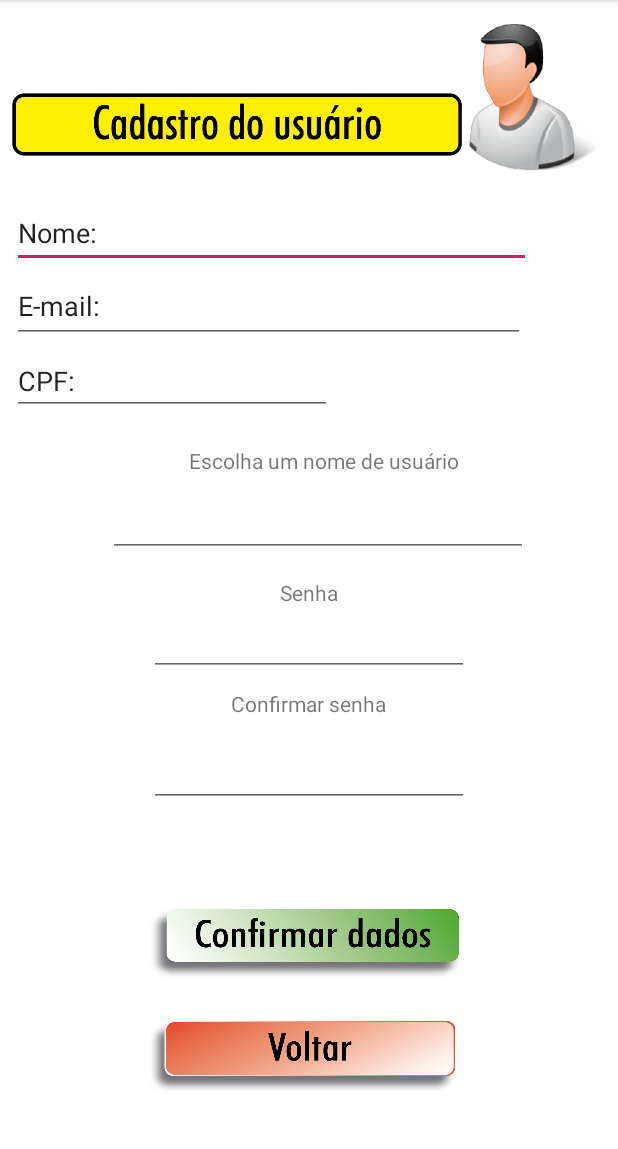
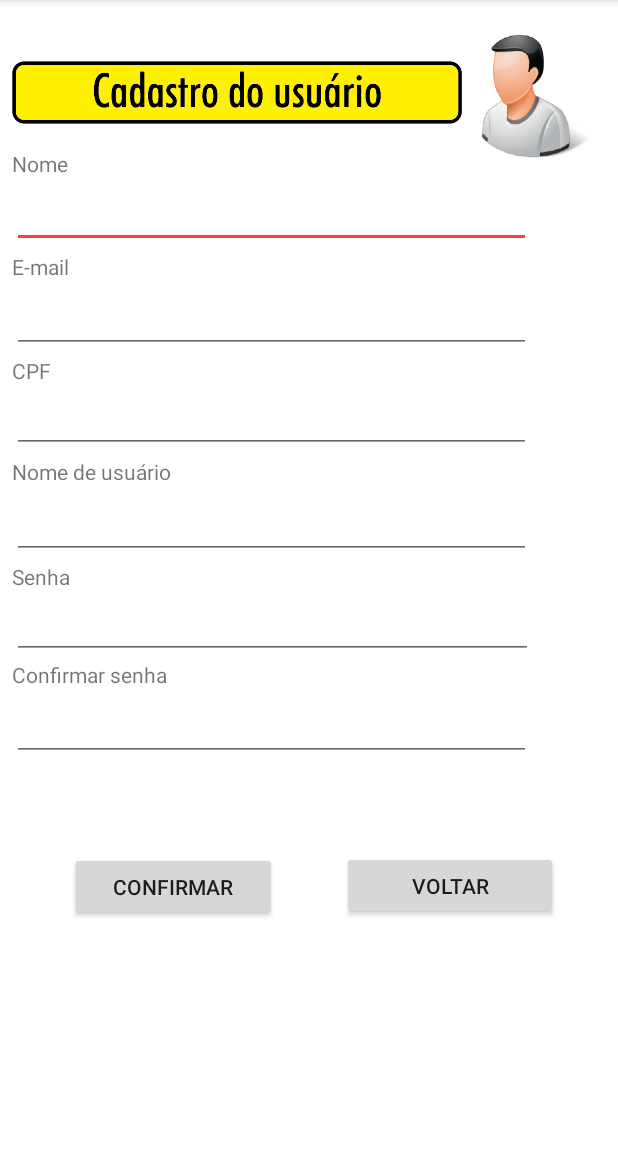
Before and after one commit to RobsonAndrei/EasyPriceII, an Android app: the TelacadusuarioActivity screen opened directly, with no data from a screen before it, on a phone screen of 412 x 824 dp, the part 84-1233 px from its top. Run offline under Robolectric (Android 15) with nearby library versions, the phone set to English and light mode, and no system bars.

Commit message:
#0.6 Alteracoes nas telas

```diff
--- a/app/src/main/java/carlos/robson/easyprice/TelacadusuarioActivity.java
+++ b/app/src/main/java/carlos/robson/easyprice/TelacadusuarioActivity.java
@@ -13,7 +13,7 @@ public class TelacadusuarioActivity extends AppCompatActivity {
         super.onCreate(savedInstanceState);
         setContentView(R.layout.activity_telacadusuario);
 
-        Button voltar = (Button) findViewById(R.id.buttonvoltar);
+        Button voltar = (Button) findViewById(R.id.buttvoltar);
 
         voltar.setOnClickListener(new View.OnClickListener() {
             @Override
@@ -27,7 +27,7 @@ public class TelacadusuarioActivity extends AppCompatActivity {
 
 
 
-        Button confirmDados = (Button)findViewById(R.id.buttonConfirDado);
+        Button confirmDados = (Button)findViewById(R.id.butomconfirmar);
 
     }
 }
--- a/app/src/main/res/layout/activity_telacadusuario.xml
+++ b/app/src/main/res/layout/activity_telacadusuario.xml
@@ -12,18 +12,18 @@
 
     <ImageView
         android:id="@+id/imageUsuario"
-        android:layout_width="96dp"
-        android:layout_height="98dp"
+        android:layout_width="77dp"
+        android:layout_height="82dp"
         android:layout_marginStart="8dp"
         android:layout_marginTop="8dp"
         android:layout_marginEnd="8dp"
         android:layout_marginBottom="8dp"
         app:layout_constraintBottom_toBottomOf="parent"
         app:layout_constraintEnd_toEndOf="parent"
-        app:layout_constraintHorizontal_bias="1.0"
+        app:layout_constraintHorizontal_bias="0.974"
         app:layout_constraintStart_toStartOf="parent"
         app:layout_constraintTop_toTopOf="parent"
-        app:layout_constraintVertical_bias="0.012"
+        app:layout_constraintVertical_bias="0.023"
         app:srcCompat="@drawable/usuario" />
 
     <ImageView
@@ -39,7 +39,7 @@
         app:layout_constraintHorizontal_bias="0.0"
         app:layout_constraintStart_toStartOf="parent"
         app:layout_constraintTop_toTopOf="parent"
-        app:layout_constraintVertical_bias="0.07"
+        app:layout_constraintVertical_bias="0.04"
         app:srcCompat="@drawable/labelcadusuario" />
 
     <EditText
@@ -52,73 +52,66 @@
         android:layout_marginBottom="8dp"
         android:ems="10"
         android:inputType="textPersonName"
-        android:text="Nome: "
         app:layout_constraintBottom_toBottomOf="parent"
         app:layout_constraintEnd_toEndOf="parent"
         app:layout_constraintHorizontal_bias="0.0"
         app:layout_constraintStart_toStartOf="parent"
         app:layout_constraintTop_toTopOf="parent"
-        app:layout_constraintVertical_bias="0.177" />
+        app:layout_constraintVertical_bias="0.158" />
 
     <EditText
         android:id="@+id/emailtext"
-        android:layout_width="342dp"
-        android:layout_height="49dp"
+        android:layout_width="346dp"
+        android:layout_height="47dp"
         android:layout_marginStart="8dp"
         android:layout_marginTop="8dp"
         android:layout_marginEnd="8dp"
         android:layout_marginBottom="8dp"
         android:ems="10"
         android:inputType="textPersonName"
-        android:text="E-mail: "
         app:layout_constraintBottom_toBottomOf="parent"
         app:layout_constraintEnd_toEndOf="parent"
         app:layout_constraintHorizontal_bias="0.0"
         app:layout_constraintStart_toStartOf="parent"
         app:layout_constraintTop_toTopOf="parent"
-        app:layout_constraintVertical_bias="0.244" />
+        app:layout_constraintVertical_bias="0.255" />
 
     <EditText
         android:id="@+id/cpfusuario"
+        android:layout_width="346dp"
+        android:layout_height="44dp"
+        android:layout_marginStart="8dp"
+        android:layout_marginTop="8dp"
+        android:layout_marginBottom="8dp"
+        android:ems="10"
+        android:inputType="number"
+        app:layout_constraintBottom_toBottomOf="parent"
+        app:layout_constraintStart_toStartOf="parent"
+        app:layout_constraintTop_toTopOf="parent"
+        app:layout_constraintVertical_bias="0.353" />
+
+    <TextView
+        android:id="@+id/textView"
         android:layout_width="wrap_content"
-        android:layout_height="wrap_content"
+        android:layout_height="15dp"
         android:layout_marginStart="8dp"
         android:layout_marginTop="8dp"
         android:layout_marginEnd="8dp"
         android:layout_marginBottom="8dp"
-        android:ems="10"
-        android:inputType="number"
-        android:text="CPF: "
+        android:text="Nome de usuário"
         app:layout_constraintBottom_toBottomOf="parent"
         app:layout_constraintEnd_toEndOf="parent"
         app:layout_constraintHorizontal_bias="0.0"
         app:layout_constraintStart_toStartOf="parent"
         app:layout_constraintTop_toTopOf="parent"
-        app:layout_constraintVertical_bias="0.316" />
-
-    <TextView
-        android:id="@+id/textView"
-        android:layout_width="wrap_content"
-        android:layout_height="wrap_content"
-        android:layout_marginStart="8dp"
-        android:layout_marginTop="8dp"
-        android:layout_marginEnd="8dp"
-        android:layout_marginBottom="8dp"
-        android:text="Escolha um nome de usuário"
-        app:layout_constraintBottom_toBottomOf="parent"
-        app:layout_constraintEnd_toEndOf="parent"
-        app:layout_constraintHorizontal_bias="0.547"
-        app:layout_constraintStart_toStartOf="parent"
-        app:layout_constraintTop_toTopOf="parent"
-        app:layout_constraintVertical_bias="0.395" />
+        app:layout_constraintVertical_bias="0.403" />
 
     <EditText
         android:id="@+id/nomeusuario"
-        android:layout_width="wrap_content"
-        android:layout_height="wrap_content"
+        android:layout_width="346dp"
+        android:layout_height="50dp"
         android:layout_marginStart="8dp"
         android:layout_marginTop="8dp"
-        android:layout_marginEnd="8dp"
         android:layout_marginBottom="8dp"
         android:ems="10"
         android:inputType="textPersonName"
@@ -127,11 +120,9 @@
         android:textSize="24sp"
         android:textStyle="italic"
         app:layout_constraintBottom_toBottomOf="parent"
-        app:layout_constraintEnd_toEndOf="parent"
-        app:layout_constraintHorizontal_bias="0.55"
         app:layout_constraintStart_toStartOf="parent"
         app:layout_constraintTop_toTopOf="parent"
-        app:layout_constraintVertical_bias="0.444" />
+        app:layout_constraintVertical_bias="0.448" />
 
     <TextView
         android:id="@+id/textView2"
@@ -144,25 +135,27 @@
         android:text="Senha"
         app:layout_constraintBottom_toBottomOf="parent"
         app:layout_constraintEnd_toEndOf="parent"
+        app:layout_constraintHorizontal_bias="0.0"
         app:layout_constraintStart_toStartOf="parent"
-        app:layout_constraintTop_toTopOf="parent"
-        app:layout_constraintVertical_bias="0.515" />
+        app:layout_constraintTop_toTopOf="parent" />
 
     <EditText
         android:id="@+id/senha"
-        android:layout_width="wrap_content"
-        android:layout_height="wrap_content"
+        android:layout_width="347dp"
+        android:layout_height="44dp"
         android:layout_marginStart="8dp"
         android:layout_marginTop="8dp"
         android:layout_marginEnd="8dp"
         android:layout_marginBottom="8dp"
         android:ems="10"
         android:inputType="textPassword"
+        android:password="true"
         app:layout_constraintBottom_toBottomOf="parent"
         app:layout_constraintEnd_toEndOf="parent"
+        app:layout_constraintHorizontal_bias="0.0"
         app:layout_constraintStart_toStartOf="parent"
         app:layout_constraintTop_toTopOf="parent"
-        app:layout_constraintVertical_bias="0.562" />
+        app:layout_constraintVertical_bias="0.547" />
 
     <TextView
         android:id="@+id/textView3"
@@ -175,15 +168,15 @@
         android:text="Confirmar senha"
         app:layout_constraintBottom_toBottomOf="parent"
         app:layout_constraintEnd_toEndOf="parent"
-        app:layout_constraintHorizontal_bias="0.498"
+        app:layout_constraintHorizontal_bias="0.0"
         app:layout_constraintStart_toStartOf="parent"
         app:layout_constraintTop_toTopOf="parent"
-        app:layout_constraintVertical_bias="0.616" />
+        app:layout_constraintVertical_bias="0.59" />
 
     <EditText
         android:id="@+id/confirmasenha"
-        android:layout_width="wrap_content"
-        android:layout_height="wrap_content"
+        android:layout_width="346dp"
+        android:layout_height="48dp"
         android:layout_marginStart="8dp"
         android:layout_marginTop="8dp"
         android:layout_marginEnd="8dp"
@@ -192,41 +185,89 @@
         android:inputType="textPassword"
         app:layout_constraintBottom_toBottomOf="parent"
         app:layout_constraintEnd_toEndOf="parent"
+        app:layout_constraintHorizontal_bias="0.0"
         app:layout_constraintStart_toStartOf="parent"
         app:layout_constraintTop_toTopOf="parent"
-        app:layout_constraintVertical_bias="0.686" />
+        app:layout_constraintVertical_bias="0.641" />
 
-    <Button
-        android:id="@+id/buttonConfirDado"
-        android:layout_width="283dp"
-        android:layout_height="108dp"
+    <TextView
+        android:id="@+id/textView4"
+        android:layout_width="wrap_content"
+        android:layout_height="wrap_content"
         android:layout_marginStart="8dp"
         android:layout_marginTop="8dp"
         android:layout_marginEnd="8dp"
         android:layout_marginBottom="8dp"
-        android:background="@drawable/confirdados"
-        android:visibility="visible"
+        android:text="Nome"
         app:layout_constraintBottom_toBottomOf="parent"
         app:layout_constraintEnd_toEndOf="parent"
-        app:layout_constraintHorizontal_bias="0.482"
+        app:layout_constraintHorizontal_bias="0.0"
         app:layout_constraintStart_toStartOf="parent"
         app:layout_constraintTop_toTopOf="parent"
-        app:layout_constraintVertical_bias="0.881" />
+        app:layout_constraintVertical_bias="0.125" />
 
-    <Button
-        android:id="@+id/buttonvoltar"
-        android:layout_width="279dp"
-        android:layout_height="110dp"
+    <TextView
+        android:id="@+id/textView5"
+        android:layout_width="wrap_content"
+        android:layout_height="wrap_content"
         android:layout_marginStart="8dp"
         android:layout_marginTop="8dp"
         android:layout_marginEnd="8dp"
         android:layout_marginBottom="8dp"
-        android:background="@drawable/voltar"
+        android:text="E-mail"
         app:layout_constraintBottom_toBottomOf="parent"
         app:layout_constraintEnd_toEndOf="parent"
-        app:layout_constraintHorizontal_bias="0.465"
+        app:layout_constraintHorizontal_bias="0.0"
         app:layout_constraintStart_toStartOf="parent"
         app:layout_constraintTop_toTopOf="parent"
-        app:layout_constraintVertical_bias="1.0" />
+        app:layout_constraintVertical_bias="0.218" />
+
+    <TextView
+        android:id="@+id/textView6"
+        android:layout_width="wrap_content"
+        android:layout_height="wrap_content"
+        android:layout_marginStart="8dp"
+        android:layout_marginTop="8dp"
+        android:layout_marginEnd="8dp"
+        android:layout_marginBottom="8dp"
+        android:text="CPF"
+        app:layout_constraintBottom_toBottomOf="parent"
+        app:layout_constraintEnd_toEndOf="parent"
+        app:layout_constraintHorizontal_bias="0.0"
+        app:layout_constraintStart_toStartOf="parent"
+        app:layout_constraintTop_toTopOf="parent"
+        app:layout_constraintVertical_bias="0.313" />
+
+    <Button
+        android:id="@+id/butomconfirmar"
+        android:layout_width="138dp"
+        android:layout_height="46dp"
+        android:layout_marginStart="8dp"
+        android:layout_marginTop="8dp"
+        android:layout_marginEnd="8dp"
+        android:layout_marginBottom="8dp"
+        android:text="Confirmar"
+        app:layout_constraintBottom_toBottomOf="parent"
+        app:layout_constraintEnd_toEndOf="parent"
+        app:layout_constraintHorizontal_bias="0.151"
+        app:layout_constraintStart_toStartOf="parent"
+        app:layout_constraintTop_toTopOf="parent"
+        app:layout_constraintVertical_bias="0.793" />
+
+    <Button
+        android:id="@+id/buttvoltar"
+        android:layout_width="144dp"
+        android:layout_height="46dp"
+        android:layout_marginStart="8dp"
+        android:layout_marginTop="8dp"
+        android:layout_marginEnd="8dp"
+        android:layout_marginBottom="8dp"
+        android:text="Voltar"
+        app:layout_constraintBottom_toBottomOf="parent"
+        app:layout_constraintEnd_toEndOf="parent"
+        app:layout_constraintHorizontal_bias="0.873"
+        app:layout_constraintStart_toStartOf="parent"
+        app:layout_constraintTop_toTopOf="parent"
+        app:layout_constraintVertical_bias="0.792" />
 
 </android.support.constraint.ConstraintLayout>
--- a/app/src/main/res/values/colors.xml
+++ b/app/src/main/res/values/colors.xml
@@ -2,5 +2,5 @@
 <resources>
     <color name="colorPrimary">#008577</color>
     <color name="colorPrimaryDark">#FFFFFF</color>
-    <color name="colorAccent">#D81B60</color>
+    <color name="colorAccent">#FE3E3E</color>
 </resources>
```
